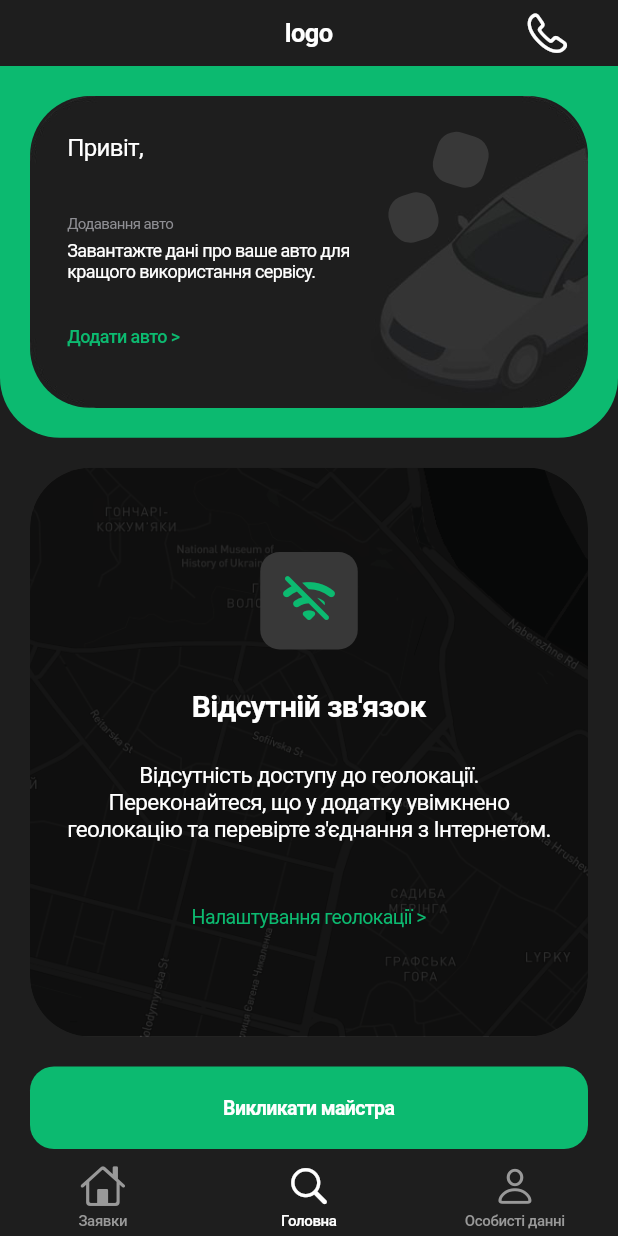
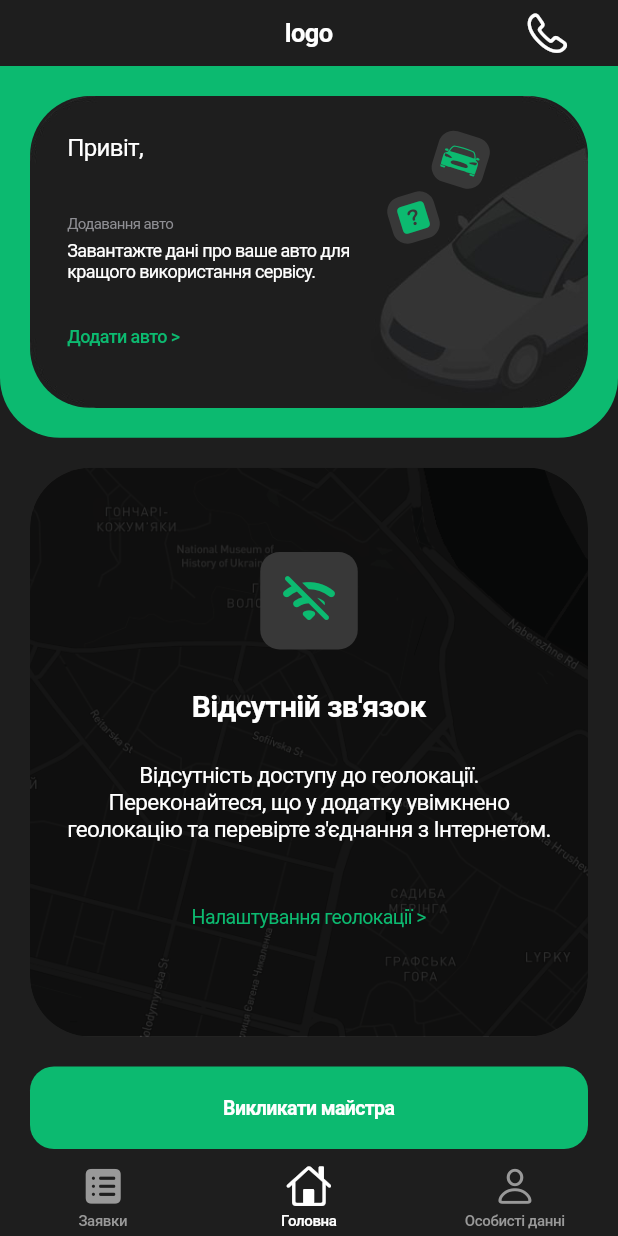
Before and after one commit to Rivalst/CarRepApp, a Flutter app: the HomeScreen screen opened directly, on a phone screen of 412 x 824 dp. Run offline on Flutter 3.47's test engine with Material 3 defaults, Android fonts, the phone set to English and light mode, and no system bars; our stand-ins replace bloc, equatable, flutter_bloc, gap, geolocator, google_maps_flutter and 1 more; missing offline and left inert: app_settings; accounts and stored records are empty.

Commit message:
Changed icon

```diff
--- a/lib/features/home/presentation/screen.dart
+++ b/lib/features/home/presentation/screen.dart
@@ -37,11 +37,11 @@ class _HomeScreenState extends State<HomeScreen> {
           activeColor: CupertinoColors.white,
           items: const [
             BottomNavigationBarItem(
-              icon: Icon(CupertinoIcons.home),
+              icon: Icon(CupertinoIcons.square_list_fill),
               label: 'Заявки',
             ),
             BottomNavigationBarItem(
-              icon: Icon(CupertinoIcons.search),
+              icon: Icon(CupertinoIcons.home),
               label: 'Головна',
             ),
             BottomNavigationBarItem(
--- a/lib/features/home/presentation/widgets/card_widgets.dart
+++ b/lib/features/home/presentation/widgets/card_widgets.dart
@@ -128,8 +128,12 @@ class WelcomeCardCart extends StatelessWidget {
                   width: 35,
                   height: 35,
                   decoration: const BoxDecoration(
-                    borderRadius: BorderRadius.all(Radius.circular(13)),
+                    borderRadius: BorderRadius.all(Radius.circular(10)),
                     color: kSmallCardColor,
+                  ),
+                  child: const Icon(
+                    CupertinoIcons.car_detailed,
+                    color: kGreenMainColor,
                   ),
                 ),
               ),
@@ -142,8 +146,12 @@ class WelcomeCardCart extends StatelessWidget {
               width: 32,
               height: 32,
               decoration: const BoxDecoration(
-                borderRadius: BorderRadius.all(Radius.circular(13)),
+                borderRadius: BorderRadius.all(Radius.circular(10)),
                 color: kSmallCardColor,
+              ),
+              child: const Icon(
+                CupertinoIcons.question_square_fill,
+                color: kGreenMainColor,
               ),
             ),
           ),
```
